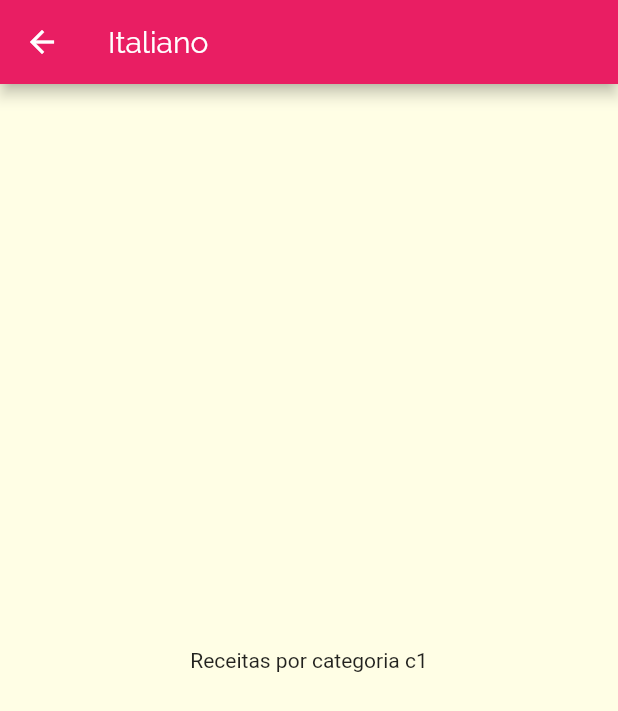
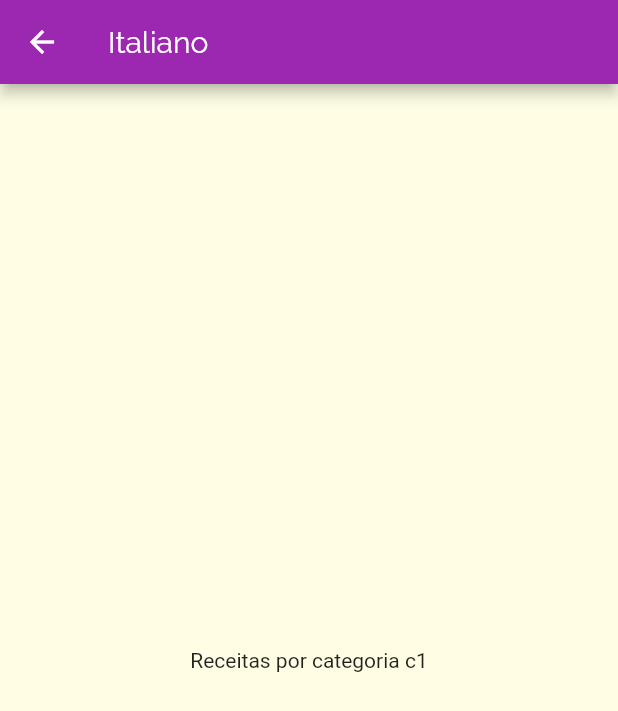
Before and after one commit to carlosrjr/Meals, a Flutter app: the screen it shows after launch, after a tap on "Italiano", on a phone screen of 412 x 824 dp. Shown: the top 711 px of the screen. Run offline on Flutter 3.47's test engine with Material 2 defaults, Android fonts, the phone set to English and light mode, and no system bars.

Commit message:
[UP] Refatorando rotas do app

```diff
--- a/lib/components/category_item.dart
+++ b/lib/components/category_item.dart
@@ -1,6 +1,6 @@
 import 'package:flutter/material.dart';
 import 'package:meals/models/category.dart';
-import 'package:meals/screens/categories_meals_screen.dart';
+import 'package:meals/utils/app_routes.dart';
 
 class CategoryItem extends StatelessWidget {
   final Category category;
@@ -8,13 +8,17 @@ class CategoryItem extends StatelessWidget {
   const CategoryItem(this.category);
 
   void _selectCategory(BuildContext context) {
-    Navigator.of(context).push(
+
+    /*Navigator.of(context).push(
       MaterialPageRoute(
         builder: (_) {
           return CategoriesMealsScreen(category);
         },
       ),
     );
+    */
+
+    Navigator.of(context).pushNamed(AppRoutes.CATEGORIES_MEALS, arguments: category);
   }
 
   @override
--- a/lib/main.dart
+++ b/lib/main.dart
@@ -1,5 +1,7 @@
 import 'package:flutter/material.dart';
+import 'package:meals/screens/categories_meals_screen.dart';
 import 'package:meals/screens/categories_screen.dart';
+import 'package:meals/utils/app_routes.dart';
 
 void main() => runApp(MyApp());
 
@@ -22,7 +24,10 @@ class MyApp extends StatelessWidget {
           ),
         ),
       ),
-      home: CategoriesScreen(),
+      routes: {
+        AppRoutes.HOME: (ctx) => CategoriesScreen(),
+        AppRoutes.CATEGORIES_MEALS: (ctx) => CategoriesMealsScreen(),
+      },
     );
   }
 }
--- a/lib/screens/categories_meals_screen.dart
+++ b/lib/screens/categories_meals_screen.dart
@@ -3,17 +3,18 @@ import 'package:meals/models/category.dart';
 
 class CategoriesMealsScreen extends StatelessWidget {
 
-  final Category category;
-
-  const CategoriesMealsScreen(this.category);
-
   @override
   Widget build(BuildContext context) {
+  final category = ModalRoute.of(context).settings.arguments as Category;
+
     return Scaffold(
       appBar: AppBar(
         title: Text(category.title),
+        backgroundColor: category.color,
       ),
-      body: Center(child: Text('Receitas por categoria ${category.id}'),),
+      body: Center(
+        child: Text('Receitas por categoria ${category.id}'),
+      ),
     );
   }
 }
--- /dev/null
+++ b/lib/utils/app_routes.dart
@@ -0,0 +1,4 @@
+class AppRoutes {
+  static const HOME = '/';
+  static const CATEGORIES_MEALS = '/categories-meals';
+}
```
